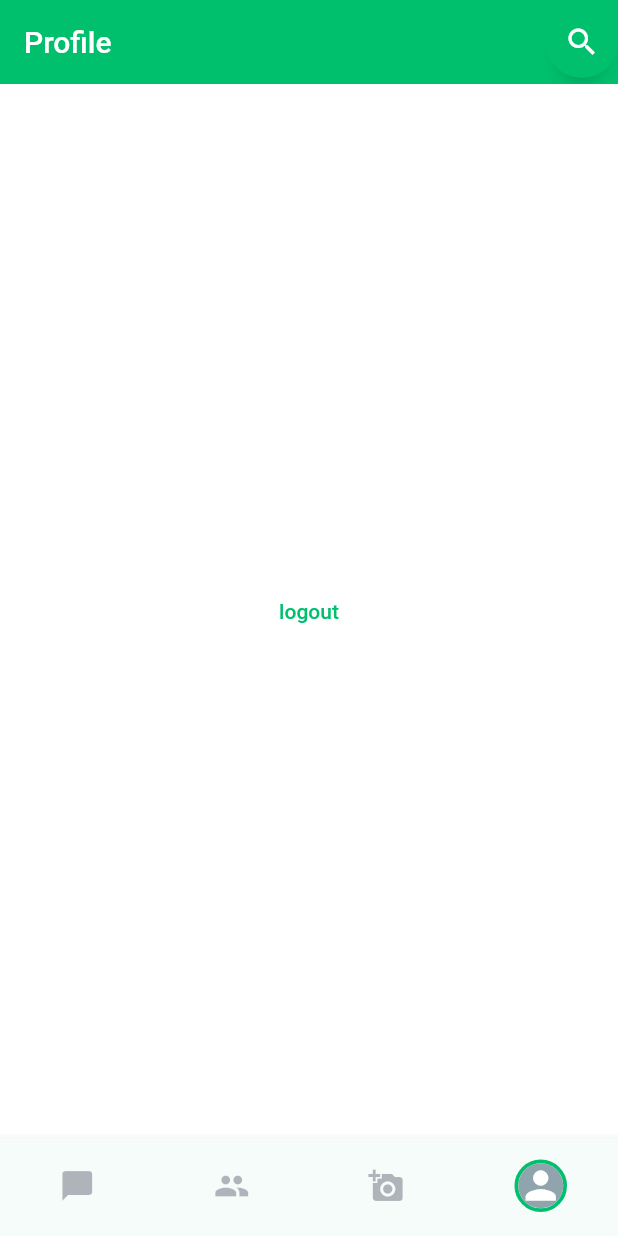
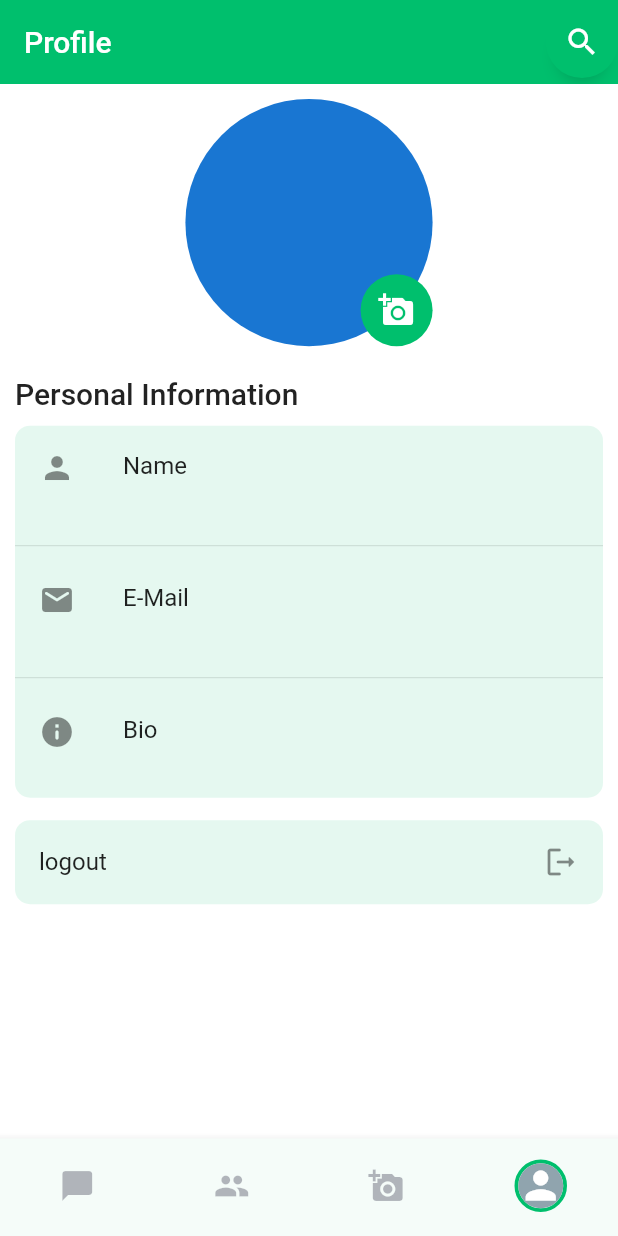
Before and after one commit to Amr-Mahm0ud/Chat-App, a Flutter app: the screen it shows once a user with an empty profile is signed in, item 4 of the bottom bar chosen, on a phone screen of 412 x 824 dp. Run offline on Flutter 3.47's test engine with Material 2 defaults, Android fonts, the phone set to English and light mode, and no system bars; drawn by our look-alikes of anim_search_bar; our stand-ins replace cloud_firestore, firebase_auth, firebase_core, flutter_slidable, flutter_svg, image_picker; accounts and stored records are empty.

Commit message:
profile ui

```diff
--- a/lib/components/chats/all_chats.dart
+++ b/lib/components/chats/all_chats.dart
@@ -121,7 +121,8 @@ class _AllChatsState extends State<AllChats> {
                             } else {
                               final user2 = snapshot2.data!.data()
                                   as Map<String, dynamic>;
-                              bool isYourChat = user2Id == userData.email;
+                              bool isYourChat =
+                                  user2['email'] == userData.email;
                               return Slidable(
                                 startActionPane: ActionPane(
                                   motion: const ScrollMotion(),
--- a/lib/components/chats/new_messages.dart
+++ b/lib/components/chats/new_messages.dart
@@ -58,14 +58,14 @@ class _NewMessageState extends State<NewMessage> {
           ),
         ),
         CircleAvatar(
-          backgroundColor: newMes.text.trim() == ''
+          backgroundColor: controller.text.isEmpty
               ? Theme.of(context).disabledColor
               : Theme.of(context).primaryColor,
           radius: 25,
           child: IconButton(
             color: Theme.of(context).iconTheme.color,
             icon: const Icon(Icons.send),
-            onPressed: newMes.text.trim() == '' ? null : sendMessage,
+            onPressed: controller.text.isEmpty ? null : sendMessage,
           ),
         )
       ],
--- a/lib/screens/settings/profile.dart
+++ b/lib/screens/settings/profile.dart
@@ -1,18 +1,171 @@
+import 'dart:io';
+
+import 'package:cloud_firestore/cloud_firestore.dart';
 import 'package:firebase_auth/firebase_auth.dart';
 import 'package:flutter/material.dart';
+import 'package:hamam_zagl/models/user.dart';
+import 'package:image_picker/image_picker.dart';
 
-class Profile extends StatelessWidget {
+class Profile extends StatefulWidget {
   const Profile({Key? key}) : super(key: key);
 
   @override
+  State<Profile> createState() => _ProfileState();
+}
+
+class _ProfileState extends State<Profile> {
+  final picker = ImagePicker();
+  @override
   Widget build(BuildContext context) {
-    return Center(
-      child: TextButton(
-        child: const Text('logout'),
-        onPressed: () {
-          FirebaseAuth.instance.signOut();
-        },
+    final size = MediaQuery.of(context).size;
+    return Padding(
+      padding: const EdgeInsets.all(10.0),
+      child: Center(
+        child: Column(
+          crossAxisAlignment: CrossAxisAlignment.start,
+          children: [
+            Hero(
+              child: Center(
+                child: CircleAvatar(
+                  radius: size.width * 0.2,
+                  backgroundImage: userData.image == ''
+                      ? null
+                      : NetworkImage(userData.image),
+                  child: Align(
+                    alignment: const Alignment(1, 1),
+                    child: Container(
+                      decoration: BoxDecoration(
+                        color: Theme.of(context).primaryColor,
+                        shape: BoxShape.circle,
+                      ),
+                      child: IconButton(
+                        splashColor: Colors.transparent,
+                        icon: const Icon(Icons.add_a_photo),
+                        onPressed: () {
+                          buildBottomSheet(context);
+                        },
+                      ),
+                    ),
+                  ),
+                ),
+              ),
+              tag: 'profilePic',
+            ),
+            Padding(
+              padding: const EdgeInsets.only(top: 20.0),
+              child: Text(
+                'Personal Information',
+                style: Theme.of(context).textTheme.headline6,
+              ),
+            ),
+            Container(
+              width: size.width,
+              margin: const EdgeInsets.symmetric(vertical: 10),
+              decoration: BoxDecoration(
+                  color: Theme.of(context).primaryColor.withOpacity(0.1),
+                  borderRadius: BorderRadius.circular(10)),
+              child: Column(
+                children: [
+                  buildTiles('Name', userData.name, Icons.person, () {}),
+                  const Divider(),
+                  buildTiles(
+                      'E-Mail', userData.email, Icons.email_rounded, () {}),
+                  const Divider(),
+                  buildTiles('Bio', userData.status, Icons.info_rounded, () {}),
+                ],
+              ),
+            ),
+            const SizedBox(height: 5),
+            ListTile(
+              tileColor: Theme.of(context).primaryColor.withOpacity(0.1),
+              shape: RoundedRectangleBorder(
+                  borderRadius: BorderRadius.circular(10)),
+              title: const Text('logout'),
+              trailing: const Icon(Icons.logout_rounded),
+              onTap: () {
+                FirebaseAuth.instance.signOut();
+              },
+            ),
+          ],
+        ),
       ),
     );
   }
+
+  ListTile buildTiles(String title, String subtitle, IconData icon, method) {
+    return ListTile(
+      title: Text(title),
+      subtitle: Text(subtitle),
+      leading: Icon(icon),
+      onTap: method,
+    );
+  }
+
+  void buildBottomSheet(BuildContext context) {
+    showModalBottomSheet(
+      elevation: 5,
+      backgroundColor: Theme.of(context).scaffoldBackgroundColor,
+      shape: const RoundedRectangleBorder(
+          borderRadius: BorderRadius.only(
+              topLeft: Radius.circular(20), topRight: Radius.circular(20))),
+      context: context,
+      builder: (context) => Padding(
+        padding: const EdgeInsets.symmetric(vertical: 25),
+        child: Column(
+          mainAxisSize: MainAxisSize.min,
+          crossAxisAlignment: CrossAxisAlignment.start,
+          children: [
+            Padding(
+              padding: const EdgeInsets.only(left: 10.0, bottom: 10),
+              child: Text(
+                'Profile Picture',
+                style: Theme.of(context).textTheme.headline6,
+              ),
+            ),
+            Row(
+              children: [
+                const Spacer(flex: 2),
+                Container(
+                  decoration: BoxDecoration(
+                      border: Border.all(
+                          width: 1, color: Theme.of(context).iconTheme.color!),
+                      shape: BoxShape.circle),
+                  child: IconButton(
+                    icon: Icon(Icons.photo_rounded,
+                        color: Theme.of(context).primaryColor),
+                    onPressed: () {
+                      pickImage(ImageSource.gallery, context);
+                    },
+                  ),
+                ),
+                const Spacer(),
+                Container(
+                  decoration: BoxDecoration(
+                      border: Border.all(
+                          width: 1, color: Theme.of(context).iconTheme.color!),
+                      shape: BoxShape.circle),
+                  child: IconButton(
+                    icon: Icon(Icons.camera_alt_rounded,
+                        color: Theme.of(context).primaryColor),
+                    onPressed: () {
+                      pickImage(ImageSource.camera, context);
+                    },
+                  ),
+                ),
+                const Spacer(flex: 5),
+              ],
+            ),
+          ],
+        ),
+      ),
+    );
+  }
+
+  Future<void> pickImage(ImageSource src, BuildContext context) async {
+    final XFile? pickedImage =
+        await picker.pickImage(source: src, imageQuality: 50);
+    if (pickedImage != null) {
+      File image = File(pickedImage.path);
+    }
+  }
 }
--- a/lib/theme/constants.dart
+++ b/lib/theme/constants.dart
@@ -1,7 +1,7 @@
 import 'package:flutter/material.dart';
 
 const kPrimaryColor = Color(0xFF00BF6D);
-const kSecondaryColor = Color(0xFFFE9901);
+const kSecondaryColor = Colors.blueGrey;
 const kContentColorLight = Color(0xFF1D1D35);
 const kContentColorDark = Color(0xFFF5FCF9);
 const kErrorColor = Color(0xFFF03738);
--- a/pubspec.yaml
+++ b/pubspec.yaml
@@ -40,6 +40,7 @@ dependencies:
   anim_search_bar: ^2.0.2
   flutter_slidable: ^1.2.0
   firebase_auth: ^3.3.7
+  image_picker: ^0.8.4+10
 
 dev_dependencies:
   flutter_test:
```
Also changed, not shown: pubspec.lock.
